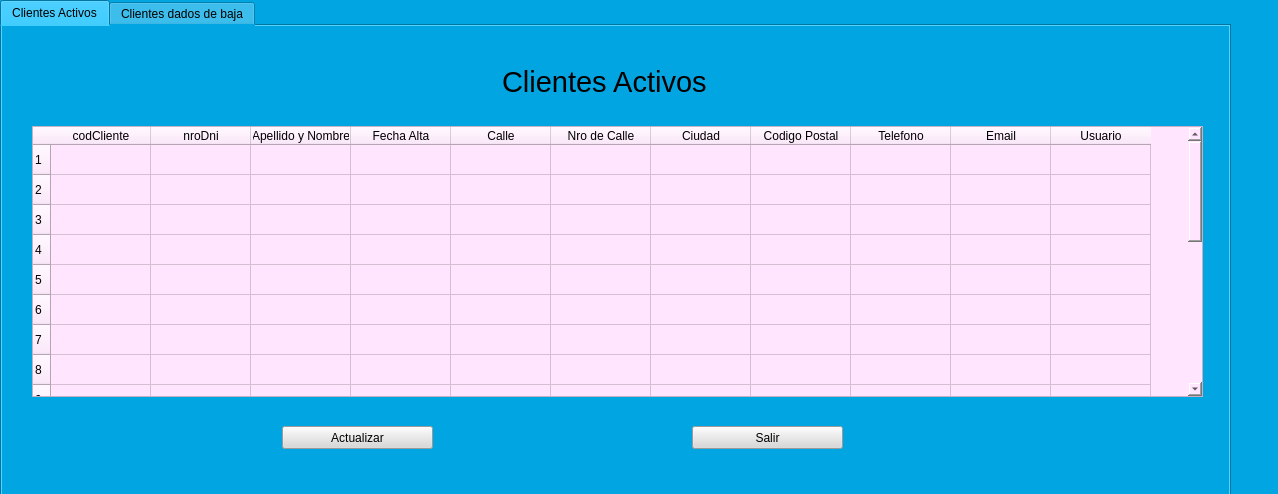
This is Views/listadeclientes.ui in Miguel8819/Sistema_TweetyTesis as Qt 5 draws it before an edit. The edited form follows.
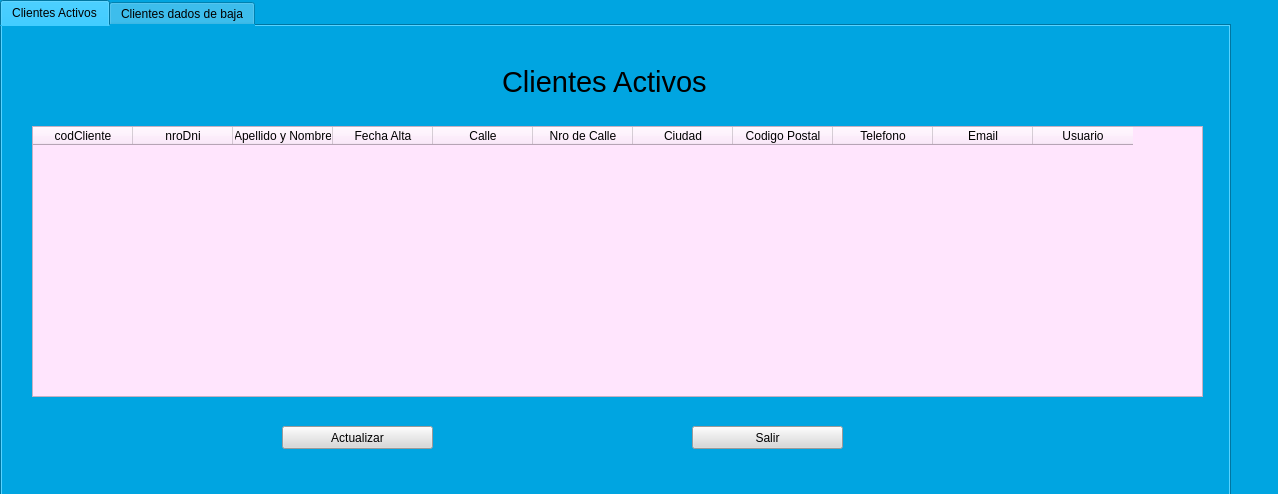
This is the edited form. Icons and pictures are not drawn.

Patch:
```diff
--- a/Views/listadeclientes.ui
+++ b/Views/listadeclientes.ui
@@ -50,101 +50,6 @@
      <property name="styleSheet">
       <string notr="true">background-color: rgb(255, 229, 253);</string>
      </property>
-     <row>
-      <property name="text">
-       <string>1</string>
-      </property>
-     </row>
-     <row>
-      <property name="text">
-       <string>2</string>
-      </property>
-     </row>
-     <row>
-      <property name="text">
-       <string>3</string>
-      </property>
-     </row>
-     <row>
-      <property name="text">
-       <string>4</string>
-      </property>
-     </row>
-     <row>
-      <property name="text">
-       <string>5</string>
-      </property>
-     </row>
-     <row>
-      <property name="text">
-       <string>6</string>
-      </property>
-     </row>
-     <row>
-      <property name="text">
-       <string>7</string>
-      </property>
-     </row>
-     <row>
-      <property name="text">
-       <string>8</string>
-      </property>
-     </row>
-     <row>
-      <property name="text">
-       <string>9</string>
-      </property>
-     </row>
-     <row>
-      <property name="text">
-       <string>10</string>
-      </property>
-     </row>
-     <row>
-      <property name="text">
-       <string>11</string>
-      </property>
-     </row>
-     <row>
-      <property name="text">
-       <string>12</string>
-      </property>
-     </row>
-     <row>
-      <property name="text">
-       <string>13</string>
-      </property>
-     </row>
-     <row>
-      <property name="text">
-       <string>14</string>
-      </property>
-     </row>
-     <row>
-      <property name="text">
-       <string>15</string>
-      </property>
-     </row>
-     <row>
-      <property name="text">
-       <string>16</string>
-      </property>
-     </row>
-     <row>
-      <property name="text">
-       <string>17</string>
-      </property>
-     </row>
-     <row>
-      <property name="text">
-       <string>18</string>
-      </property>
-     </row>
-     <row>
-      <property name="text">
-       <string>19</string>
-      </property>
-     </row>
      <column>
       <property name="text">
        <string>codCliente</string>
```
Left out of the diff: 95 changed lines with no effect on the pictures.
